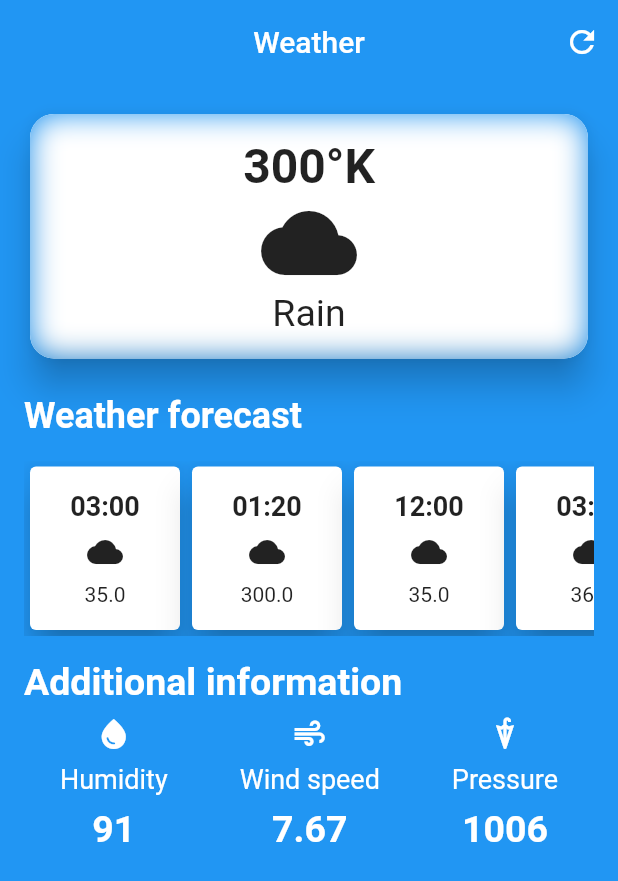
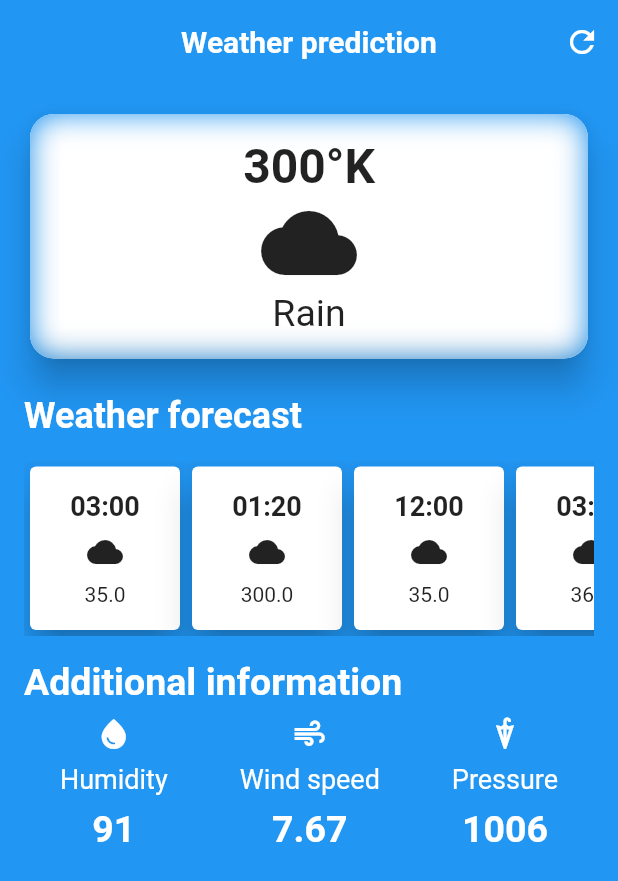
Before and after one commit to Charmant27/flutter-levelup, a Flutter app: the screen it shows after launch, on a phone screen of 412 x 824 dp. Shown: the top 881 px of the screen. Run offline on Flutter 3.47's test engine with Material 2 defaults, Android fonts, the phone set to English and light mode, and no system bars.

Commit message:
Added the final UI layout section

```diff
--- a/lib/screens/weather_screen.dart
+++ b/lib/screens/weather_screen.dart
@@ -12,7 +12,12 @@ class WeatherScreen extends StatelessWidget {
     return Scaffold(
       backgroundColor: Colors.blue,
       appBar: AppBar(
-        title: const Text('Weather'),
+        title: const Text(
+          'Weather prediction',
+          style: TextStyle(
+            fontWeight: FontWeight.bold,
+          ),
+        ),
         elevation: 0,
         centerTitle: true,
         actions: [
```
